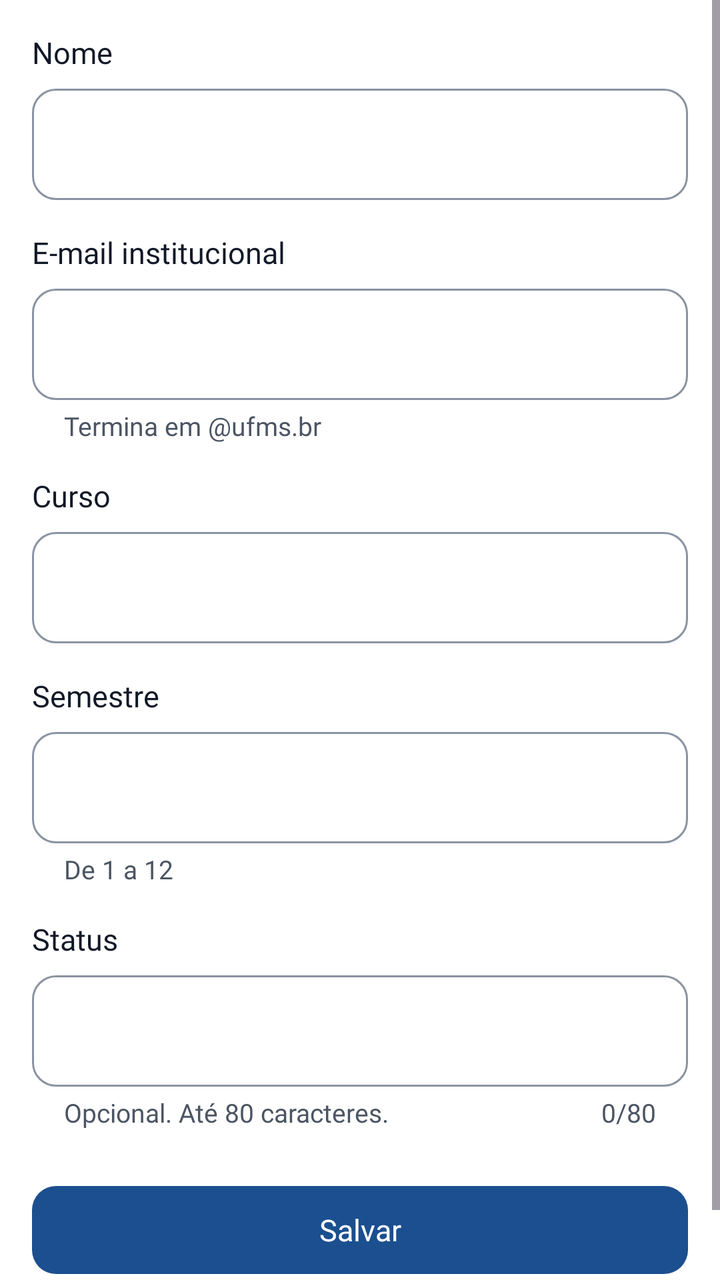
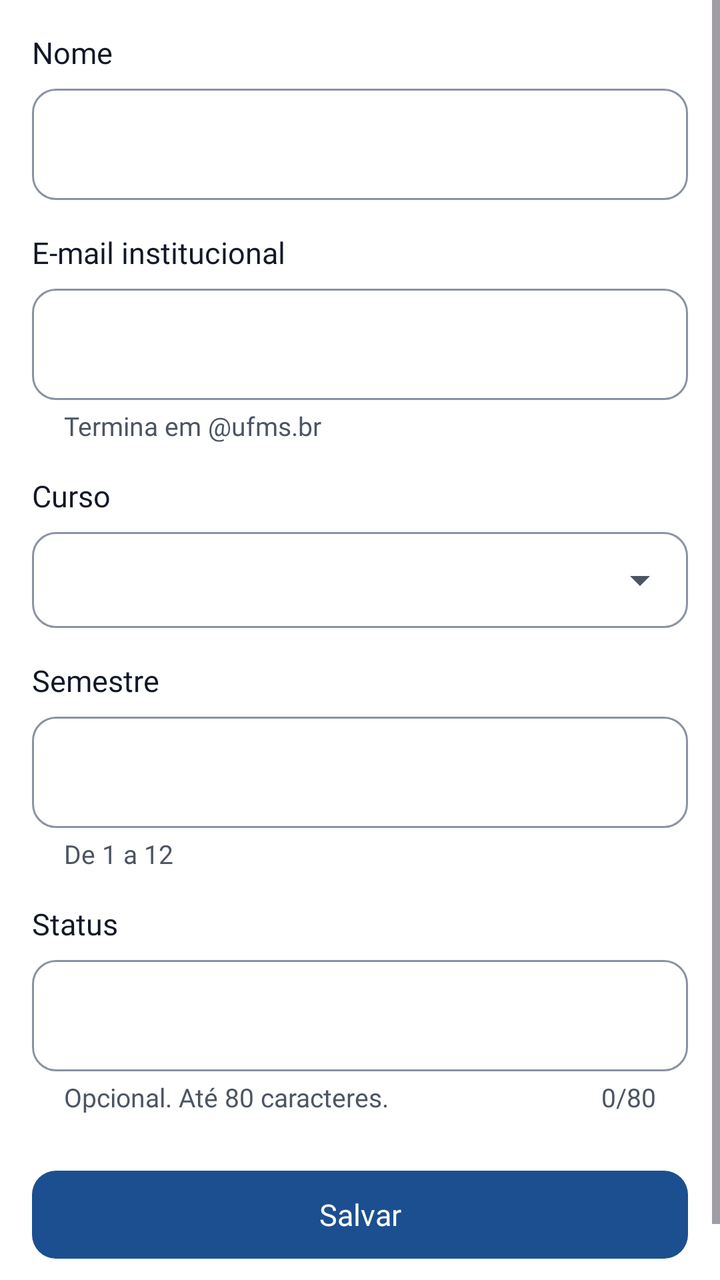

Screens rendered from an Android XML layout before and after an edit, with the pre-edit source and the edit as a unified diff.
<!-- AndroidManifest.xml: application theme Theme.LeiaUFMS -->
<!-- res/layout/fragment_edit_profile.xml -->
<?xml version="1.0" encoding="utf-8"?>
<ScrollView xmlns:android="http://schemas.android.com/apk/res/android"
    xmlns:app="http://schemas.android.com/apk/res-auto"
    android:id="@+id/scroll"
    android:layout_width="match_parent"
    android:layout_height="match_parent"
    android:defaultFocusHighlightEnabled="false">

        <LinearLayout
            android:layout_width="match_parent"
            android:layout_height="wrap_content"
            android:orientation="vertical"
            android:paddingStart="@dimen/screen_margin"
            android:paddingEnd="@dimen/screen_margin"
            android:paddingBottom="@dimen/space_l">

            <TextView
                android:id="@+id/label_name"
                style="@style/Widget.Leia.FieldLabel"
                android:labelFor="@id/input_name"
                android:text="@string/label_name" />

            <com.google.android.material.textfield.TextInputLayout
                android:id="@+id/layout_name"
                style="@style/Widget.Leia.Field">

                <com.google.android.material.textfield.TextInputEditText
                    android:id="@+id/input_name"
                    style="@style/Widget.Leia.FieldInput"
                    android:autofillHints="name"
                    android:imeOptions="actionNext"
                    android:inputType="textPersonName|textCapWords"
                    android:maxLength="80" />
            </com.google.android.material.textfield.TextInputLayout>

            <TextView
                android:id="@+id/label_email"
                style="@style/Widget.Leia.FieldLabel"
                android:labelFor="@id/input_email"
                android:text="@string/label_email_institutional" />

            <com.google.android.material.textfield.TextInputLayout
                android:id="@+id/layout_email"
                style="@style/Widget.Leia.Field"
                app:helperText="@string/helper_email">

                <com.google.android.material.textfield.TextInputEditText
                    android:id="@+id/input_email"
                    style="@style/Widget.Leia.FieldInput"
                    android:autofillHints="emailAddress"
                    android:imeOptions="actionNext"
                    android:inputType="textEmailAddress|textNoSuggestions"
                    android:maxLength="120" />
            </com.google.android.material.textfield.TextInputLayout>

            <TextView
                android:id="@+id/label_course"
                style="@style/Widget.Leia.FieldLabel"
                android:labelFor="@id/input_course"
                android:text="@string/label_course" />

            <com.google.android.material.textfield.TextInputLayout
                android:id="@+id/layout_course"
                style="@style/Widget.Leia.Field">

                <com.google.android.material.textfield.TextInputEditText
                    android:id="@+id/input_course"
                    style="@style/Widget.Leia.FieldInput"
                    android:importantForAutofill="no"
                    android:imeOptions="actionNext"
                    android:inputType="textCapSentences"
                    android:maxLength="80" />
            </com.google.android.material.textfield.TextInputLayout>

            <TextView
                android:id="@+id/label_semester"
                style="@style/Widget.Leia.FieldLabel"
                android:labelFor="@id/input_semester"
                android:text="@string/label_semester" />

            <com.google.android.material.textfield.TextInputLayout
                android:id="@+id/layout_semester"
                style="@style/Widget.Leia.Field"
                app:helperText="@string/helper_semester">

                <com.google.android.material.textfield.TextInputEditText
                    android:id="@+id/input_semester"
                    style="@style/Widget.Leia.FieldInput"
                    android:importantForAutofill="no"
                    android:imeOptions="actionNext"
                    android:inputType="number"
                    android:maxLength="2" />
            </com.google.android.material.textfield.TextInputLayout>

            <TextView
                android:id="@+id/label_status"
                style="@style/Widget.Leia.FieldLabel"
                android:labelFor="@id/input_status"
                android:text="@string/label_status" />

            <com.google.android.material.textfield.TextInputLayout
                android:id="@+id/layout_status"
                style="@style/Widget.Leia.Field"
                app:helperText="@string/helper_status"
                app:counterEnabled="true"
                app:counterMaxLength="80">

                <com.google.android.material.textfield.TextInputEditText
                    android:id="@+id/input_status"
                    style="@style/Widget.Leia.FieldInput"
                    android:importantForAutofill="no"
                    android:imeOptions="actionDone"
                    android:inputType="textCapSentences"
                    android:maxLength="80" />
            </com.google.android.material.textfield.TextInputLayout>

            <com.google.android.material.button.MaterialButton
                android:id="@+id/button_save"
                android:layout_width="match_parent"
                android:layout_height="wrap_content"
                android:layout_marginTop="@dimen/space_l"
                android:text="@string/action_save" />

            <com.google.android.material.progressindicator.LinearProgressIndicator
                android:id="@+id/progress"
                android:layout_width="match_parent"
                android:layout_height="wrap_content"
                android:layout_marginTop="@dimen/space_xs"
                android:indeterminate="true"
                android:visibility="invisible" />
        </LinearLayout>
</ScrollView>
<!-- resources referenced by this layout -->
<resources>
  <dimen name="screen_margin">16dp</dimen>
  <dimen name="space_l">24dp</dimen>
  <dimen name="space_xs">8dp</dimen>
  <string name="action_save">Salvar</string>
  <string name="helper_email">Termina em @ufms.br</string>
  <string name="helper_semester">De 1 a 12</string>
  <string name="helper_status">Opcional. Até 80 caracteres.</string>
  <string name="label_course">Curso</string>
  <string name="label_email_institutional">E-mail institucional</string>
  <string name="label_name">Nome</string>
  <string name="label_semester">Semestre</string>
  <string name="label_status">Status</string>
  <style name="Widget.Leia.Field" parent="">
          <item name="android:layout_width">match_parent</item>
          <item name="android:layout_height">wrap_content</item>
          <item name="hintEnabled">false</item>
      </style>
  <style name="Theme.LeiaUFMS" parent="Base.Theme.LeiaUFMS" />
  <dimen name="touch_target">48dp</dimen>
  <color name="leia_on_background">#111827</color>
  <dimen name="space_m">16dp</dimen>
  <color name="leia_primary">#1B4F8F</color>
  <color name="leia_on_primary">#FFFFFF</color>
  <color name="leia_primary_container">#E3ECF8</color>
  <color name="leia_on_primary_container">#0D2A4D</color>
  <color name="leia_tertiary">#8A5A12</color>
  <color name="leia_on_tertiary">#FFFFFF</color>
  <color name="leia_tertiary_container">#FDF0D5</color>
  <color name="leia_on_tertiary_container">#3D2A08</color>
  <color name="leia_error">#B42318</color>
  <color name="leia_on_error">#FFFFFF</color>
  <color name="leia_error_container">#FDE3E1</color>
  <color name="leia_on_error_container">#5A0E09</color>
  <color name="leia_background">#FFFFFF</color>
  <color name="leia_surface_container">#F4F6FA</color>
  <color name="leia_on_surface_variant">#4B5563</color>
  <color name="leia_surface">#FFFFFF</color>
  <color name="leia_outline">#8A93A1</color>
  <color name="leia_inverse_primary">#8DB8F2</color>
  <color name="leia_outline_variant">#E5E7EB</color>
  <style name="ShapeAppearance.Leia.Small" parent="ShapeAppearance.Material3.Corner.Small">
          <item name="cornerFamily">rounded</item>
          <item name="cornerSize">@dimen/radius_s</item>
      </style>
  <style name="ShapeAppearance.Leia.Medium" parent="ShapeAppearance.Material3.Corner.Medium">
          <item name="cornerFamily">rounded</item>
          <item name="cornerSize">@dimen/radius_m</item>
      </style>
  <style name="ShapeAppearance.Leia.Large" parent="ShapeAppearance.Material3.Corner.Large">
          <item name="cornerFamily">rounded</item>
          <item name="cornerSize">@dimen/radius_l</item>
      </style>
  <style name="Widget.Leia.Chip" parent="Widget.Material3.Chip.Filter">
          <item name="chipMinTouchTargetSize">@dimen/touch_target</item>
      </style>
  <dimen name="radius_s">8dp</dimen>
  <dimen name="radius_m">12dp</dimen>
  <dimen name="radius_l">16dp</dimen>
  <dimen name="button_height">52dp</dimen>
  <dimen name="radius_button">12dp</dimen>
  <dimen name="elevation_card">2dp</dimen>
  <style name="Widget.Leia.NavIndicator" parent="Widget.Material3.BottomNavigationView.ActiveIndicator">
          <item name="android:color">@color/leia_primary_container</item>
          <item name="android:width">64dp</item>
      </style>
  <style name="TextAppearance.Leia.NavInactive" parent="TextAppearance.Leia.Label">
          <item name="android:textSize">12sp</item>
      </style>
  <dimen name="elevation_hero">6dp</dimen>
  <style name="MaterialAlertDialog.Leia" parent="MaterialAlertDialog.Material3">
          <item name="backgroundTint">@color/leia_surface</item>
          <item name="shapeAppearance">@style/ShapeAppearance.Leia.Large</item>
      </style>
  <!-- unchanged entries left out for length: 20 -->
</resources>

<!-- the commit's change to res/layout/fragment_edit_profile.xml (unified diff, before → after) -->
@@ -59,16 +59,18 @@
                 android:labelFor="@id/input_course"
                 android:text="@string/label_course" />
 
+            
             <com.google.android.material.textfield.TextInputLayout
                 android:id="@+id/layout_course"
-                style="@style/Widget.Leia.Field">
+                style="@style/Widget.Leia.Field.Dropdown">
 
-                <com.google.android.material.textfield.TextInputEditText
+                <com.google.android.material.textfield.MaterialAutoCompleteTextView
                     android:id="@+id/input_course"
                     style="@style/Widget.Leia.FieldInput"
+                    android:completionThreshold="1"
                     android:importantForAutofill="no"
                     android:imeOptions="actionNext"
-                    android:inputType="textCapSentences"
+                    android:inputType="textCapWords"
                     android:maxLength="80" />
             </com.google.android.material.textfield.TextInputLayout>
 
<!-- resource entries referenced after the edit -->
@@ -16,6 +16,9 @@
           <item name="android:layout_width">match_parent</item>
           <item name="android:layout_height">wrap_content</item>
           <item name="hintEnabled">false</item>
+      </style>
+  <style name="Widget.Leia.Field.Dropdown">
+          <item name="endIconMode">dropdown_menu</item>
       </style>
   <style name="Theme.LeiaUFMS" parent="Base.Theme.LeiaUFMS" />
   <dimen name="touch_target">48dp</dimen>
